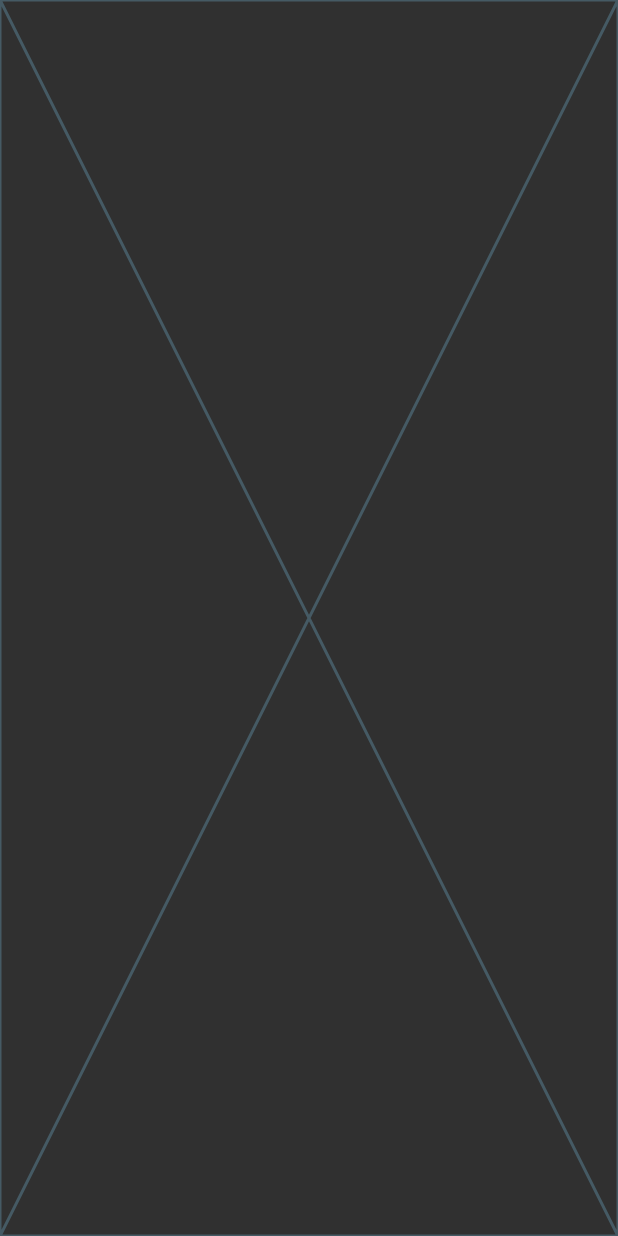
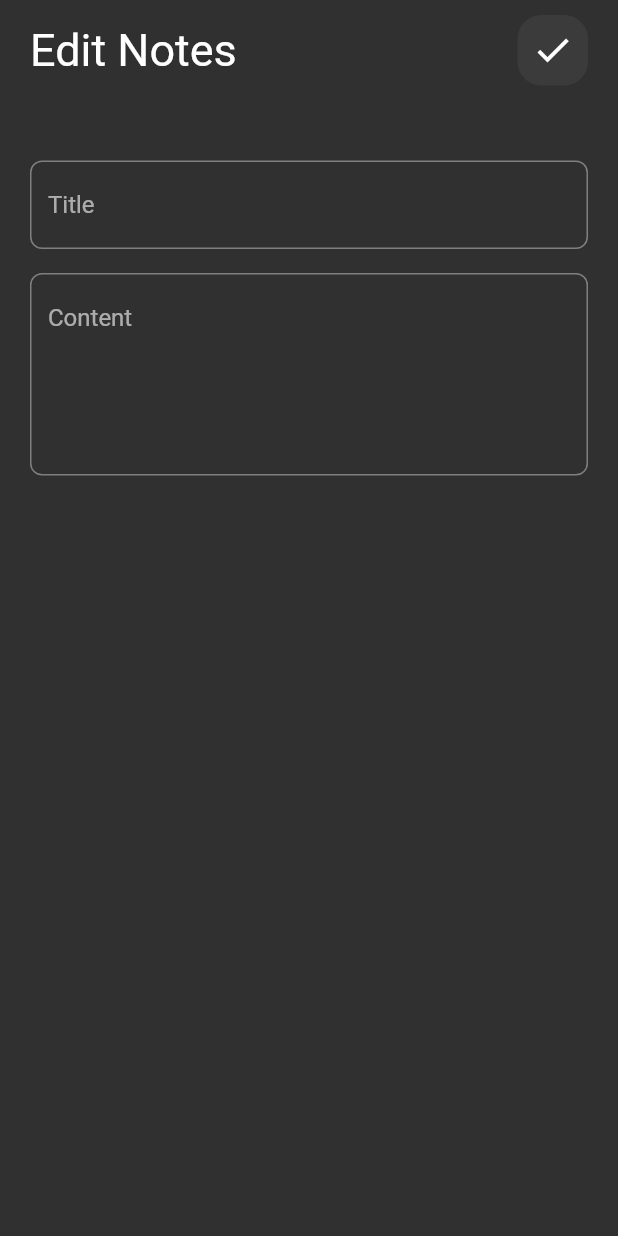
Before and after one commit to x7hem/notes_app_flutter, a Flutter app: the screen it shows after launch, after a tap on "Flutter Tips", on a phone screen of 412 x 824 dp. Run offline on Flutter 3.47's test engine with Material 2 defaults, Android fonts, the phone set to English and light mode, and no system bars.

Commit message:
Edit View Body UI

```diff
--- a/lib/widget/AppBar.dart
+++ b/lib/widget/AppBar.dart
@@ -2,15 +2,19 @@ import 'package:flutter/material.dart';
 import 'package:notes_app_flutter/widget/CustomSearchIcon.dart';
 
 class CustomAppBar extends StatelessWidget {
-  const CustomAppBar({super.key});
+  const CustomAppBar({super.key, required this.title, required this.icon});
+
+  final String title;
+  final IconData icon;
+
 
   @override
   Widget build(BuildContext context) {
-    return const Row(
+    return  Row(
       children: [
-        Text("Notes",style: TextStyle(fontSize: 30),),
+        Text(title,style: const TextStyle(fontSize: 30),),
         Spacer(),
-        CustomSearchIcon(),
+        CustomSearchIcon(icon: icon,),
       ],
     );
   }
--- a/lib/widget/CustomSearchIcon.dart
+++ b/lib/widget/CustomSearchIcon.dart
@@ -1,7 +1,9 @@
 import 'package:flutter/material.dart';
 
 class CustomSearchIcon extends StatelessWidget {
-  const CustomSearchIcon({super.key});
+  const CustomSearchIcon({super.key, required this.icon});
+
+  final IconData icon;
 
   @override
   Widget build(BuildContext context) {
@@ -12,8 +14,8 @@ class CustomSearchIcon extends StatelessWidget {
           color: Colors.white.withOpacity(.05),
           borderRadius: BorderRadius.circular(16)
       ),
-      child: const Center(
-        child: Icon(Icons.search
+      child:  Center(
+        child: Icon(icon
           ,size: 28,),
       ),
     );
--- a/lib/widget/EditViewBody.dart
+++ b/lib/widget/EditViewBody.dart
@@ -1,10 +1,26 @@
 import 'package:flutter/material.dart';
+import 'package:notes_app_flutter/widget/AppBar.dart';
+import 'package:notes_app_flutter/widget/custom_text_field.dart';
 
 class EditViewBody extends StatelessWidget {
   const EditViewBody({super.key});
 
   @override
   Widget build(BuildContext context) {
-    return const Placeholder();
+    return  const Padding(
+      padding:  EdgeInsets.symmetric(horizontal: 20),
+      child: Column(
+        children:  [
+          SizedBox(height: 10,),
+          CustomAppBar(title: "Edit Notes",icon: Icons.check,),
+          SizedBox(height: 50 ,),
+          CustomTextField(hint: "Title",),
+          SizedBox(height: 16,),
+          CustomTextField(hint: "Content",maxLines: 5,),
+
+
+        ],
+      ),
+    );
   }
 }
--- a/lib/widget/NotesScreenBody.dart
+++ b/lib/widget/NotesScreenBody.dart
@@ -13,7 +13,7 @@ class NotesScreen extends StatelessWidget {
       child: Column(
         children:  [
           SizedBox(height: 10,),
-          CustomAppBar(),
+          CustomAppBar(title: "Note",icon: Icons.search,),
           SizedBox(height: 15 ,),
           Expanded(child: NotesListView()),
 
```
